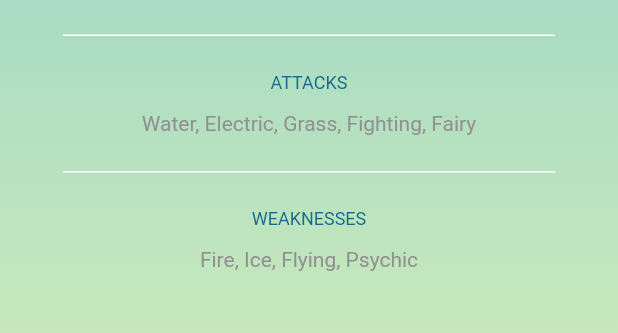
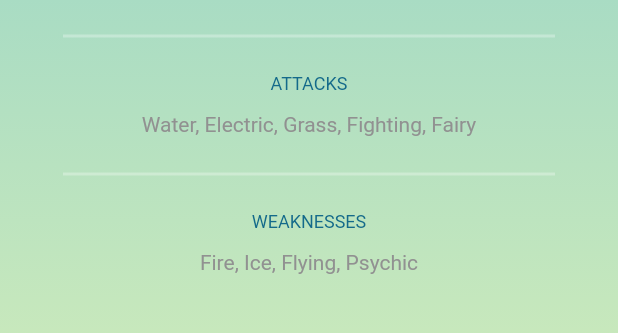
Before and after one commit to viniciussoares/pokeapp-flutter, a Flutter app: the screen it shows after launch, after a tap on "Bulbasaur", on a phone screen of 412 x 824 dp, the part 522-855 px from its top. Run offline on Flutter 3.47's test engine with Material 2 defaults, Android fonts, the phone set to English and light mode, and no system bars; network calls fail.

Commit message:
Extract pokemon info into a component

```diff
--- /dev/null
+++ b/lib/components/poke_divider.dart
@@ -0,0 +1,16 @@
+import 'package:flutter/material.dart';
+
+class PokeDivider extends StatelessWidget {
+  PokeDivider({ Key key, this.margin }): super(key: key);
+
+  final EdgeInsetsGeometry margin;
+
+  @override
+  Widget build(BuildContext context) {
+    return Container(
+      color: Color(0xFFFFFFFF).withAlpha(75),
+      height: 2.0,
+      margin: margin,
+    );
+  }
+}
--- /dev/null
+++ b/lib/components/poke_info.dart
@@ -0,0 +1,33 @@
+import 'package:flutter/material.dart';
+import 'text_with_margin.dart';
+import 'poke_divider.dart';
+
+class PokeInfo extends StatelessWidget {
+  PokeInfo({ Key key, this.title, this.body }): super(key: key);
+
+  final String title;
+  final String body;
+
+  @override
+  Widget build(BuildContext context) {
+    return Column(
+      children: <Widget>[
+        PokeDivider(
+          margin: EdgeInsets.only(bottom: 24.0)
+        ),
+        TextWithMargin(
+          text: title,
+          color: Color(0xFF146a8a),
+          fontSize: 12.0,
+          margin: EdgeInsets.only(bottom: 12.0)
+        ),
+        TextWithMargin(
+          text: body,
+          color: Color(0xFF919191),
+          fontSize: 14.0,
+          margin: EdgeInsets.only(bottom: 24.0)
+        ),
+      ]
+    );
+  }
+}
--- a/lib/screens/pokemon_detail.dart
+++ b/lib/screens/pokemon_detail.dart
@@ -3,6 +3,7 @@ import 'package:flutter/material.dart';
 import '../components/avatar.dart';
 import '../components/backdrop.dart';
 import '../components/text_with_margin.dart';
+import '../components/poke_info.dart';
 import '../model/pokemon.dart';
 
 class PokemonDetail extends StatefulWidget {
@@ -43,39 +44,17 @@ class _PokemonDetail extends State<PokemonDetail> {
               fontSize: 14.0,
               margin: EdgeInsets.only(bottom: 24.0)
             ),
-            _buildInfo('ATTACKS', 'Water, Electric, Grass, Fighting, Fairy'),
-            _buildInfo('WEAKNESSES', 'Fire, Ice, Flying, Psychic'),
+            PokeInfo(
+              title: 'ATTACKS',
+              body: 'Water, Electric, Grass, Fighting, Fairy',
+            ),
+            PokeInfo(
+              title: 'WEAKNESSES',
+              body: 'Fire, Ice, Flying, Psychic',
+            ),
           ],
         ),
       ),
     );
   }
-
-  Widget _buildInfo(String title, String body) {
-    return Column(
-      children: <Widget>[
-        _buildDivider(24.0),
-        TextWithMargin(
-          text: title,
-          color: Color(0xFF146a8a),
-          fontSize: 12.0,
-          margin: EdgeInsets.only(bottom: 12.0)
-        ),
-        TextWithMargin(
-          text: body,
-          color: Color(0xFF919191),
-          fontSize: 14.0,
-          margin: EdgeInsets.only(bottom: 24.0)
-        ),
-      ]
-    );
-  }
-
-  Widget _buildDivider(double marginBottom) {
-    return Container(
-      color: Color(0xFFFFFFFF),
-      height: 1.0,
-      margin: EdgeInsets.only(bottom: marginBottom),
-    );
-  }
 }
```
